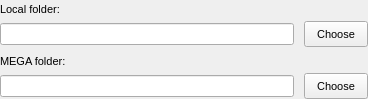
The window that src/MEGASync/gui/win/FolderBinder.ui (meganz/MEGAsync) describes before a commit, drawn with Qt 5.
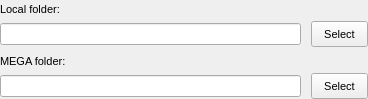
The same window after the commit.

Diff of the .ui file:
```diff
--- a/src/MEGASync/gui/win/FolderBinder.ui
+++ b/src/MEGASync/gui/win/FolderBinder.ui
@@ -92,7 +92,7 @@
      <item>
       <widget class="QPushButton" name="bLocalFolder">
        <property name="text">
-        <string>Choose</string>
+        <string>Select</string>
        </property>
        <property name="iconSize">
         <size>
@@ -141,7 +141,7 @@
         <bool>true</bool>
        </property>
        <property name="text">
-        <string>Choose</string>
+        <string>Select</string>
        </property>
        <property name="iconSize">
         <size>
```
